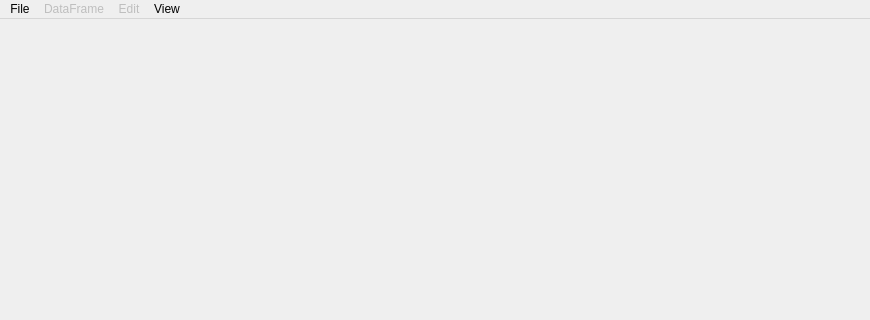
Before: the Qt Designer form mainwindow.ui in kushalkolar/MESmerize, drawn with Qt 5; both pictures show x 0 to 870 and y 0 to 320 of the 870 by 611 pixel window.
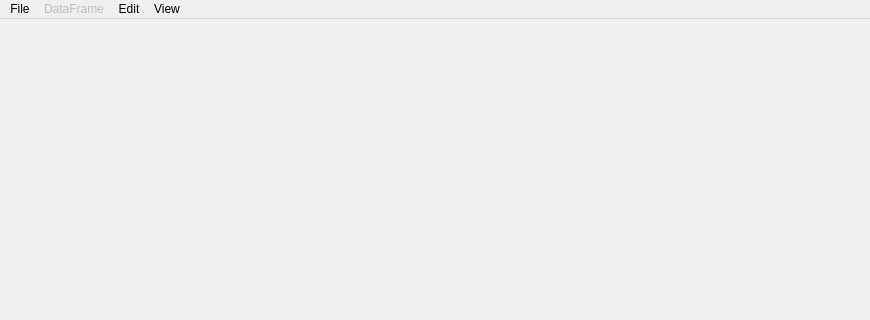
After: the same form once the commit is applied.

```diff
--- a/mainwindow.ui
+++ b/mainwindow.ui
@@ -32,7 +32,7 @@
    </widget>
    <widget class="QMenu" name="menuEdit">
     <property name="enabled">
-     <bool>false</bool>
+     <bool>true</bool>
     </property>
     <property name="title">
      <string>Edit</string>
```
Left out of the diff: 6 changed lines with no effect on the pictures.
